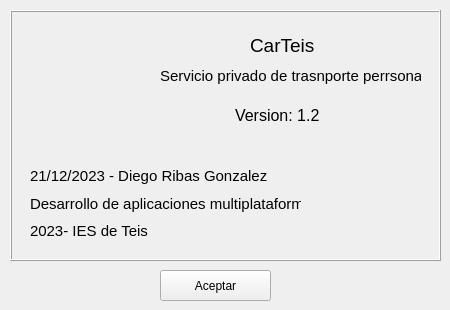
The window that RibasGonzalez/templates/acercaWindow.ui (DiegoSabir/InterfaceDevelopment) describes before a commit, drawn with Qt 5.
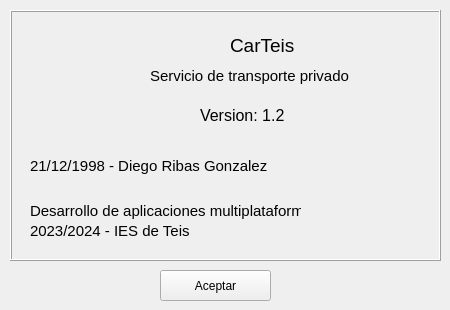
The same window after the commit. Icons and pictures are not drawn.

```diff
--- a/RibasGonzalez/templates/acercaWindow.ui
+++ b/RibasGonzalez/templates/acercaWindow.ui
@@ -47,7 +47,7 @@
    <widget class="QLabel" name="label">
     <property name="geometry">
      <rect>
-      <x>240</x>
+      <x>220</x>
       <y>20</y>
       <width>71</width>
       <height>31</height>
@@ -65,9 +65,9 @@
    <widget class="QLabel" name="label_2">
     <property name="geometry">
      <rect>
-      <x>225</x>
+      <x>190</x>
       <y>90</y>
-      <width>91</width>
+      <width>121</width>
       <height>31</height>
      </rect>
     </property>
@@ -105,7 +105,7 @@
    <widget class="QLabel" name="label_4">
     <property name="geometry">
      <rect>
-      <x>150</x>
+      <x>140</x>
       <y>50</y>
       <width>261</width>
       <height>31</height>
@@ -117,14 +117,14 @@
      </font>
     </property>
     <property name="text">
-     <string>Servicio privado de trasnporte perrsonal</string>
+     <string>Servicio de transporte privado</string>
     </property>
    </widget>
    <widget class="QLabel" name="label_5">
     <property name="geometry">
      <rect>
       <x>20</x>
-      <y>150</y>
+      <y>140</y>
       <width>241</width>
       <height>31</height>
      </rect>
@@ -135,14 +135,14 @@
      </font>
     </property>
     <property name="text">
-     <string>21/12/2023 - Diego Ribas Gonzalez</string>
+     <string>21/12/1998 - Diego Ribas Gonzalez</string>
     </property>
    </widget>
    <widget class="QLabel" name="label_7">
     <property name="geometry">
      <rect>
       <x>20</x>
-      <y>183</y>
+      <y>190</y>
       <width>271</width>
       <height>21</height>
      </rect>
@@ -171,7 +171,7 @@
      </font>
     </property>
     <property name="text">
-     <string>2023- IES de Teis</string>
+     <string>2023/2024 - IES de Teis</string>
     </property>
    </widget>
   </widget>
```
Left out of the diff: 2 changed lines with no effect on the pictures.
